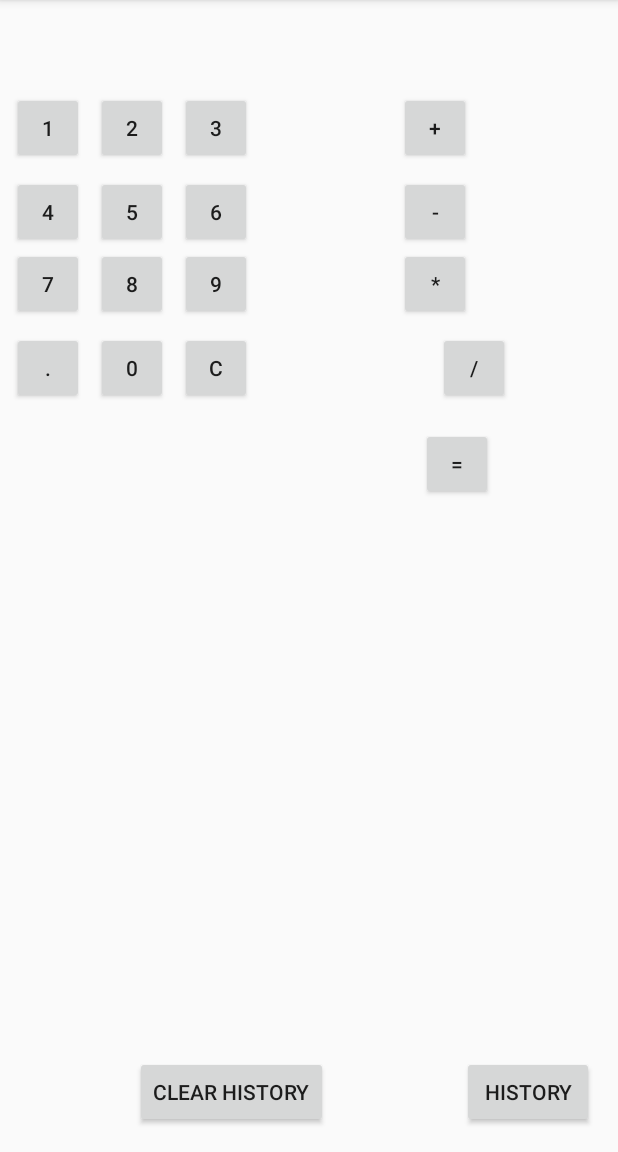
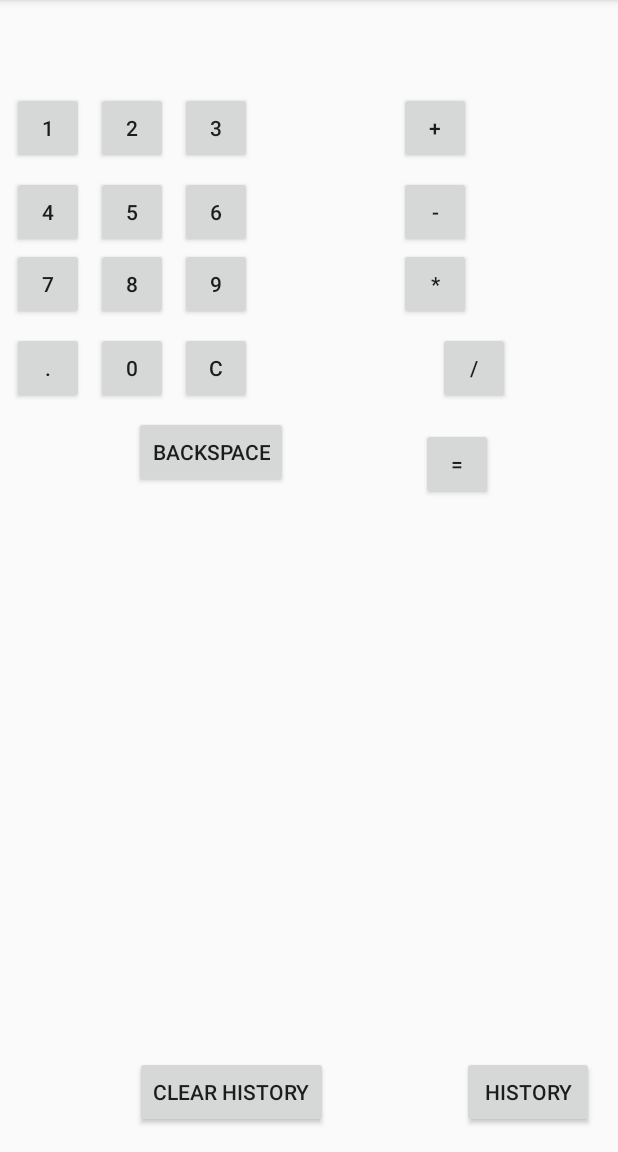
Before and after one commit to matw97/android-calculator-v2, an Android app: the screen it shows after launch (MainActivity), on a phone screen of 412 x 824 dp, the part 84-1236 px from its top. Run offline under Robolectric (Android 15) with nearby library versions, the phone set to English and light mode, and no system bars.

Commit message:
Add backspace button, fix some bugs, refactor

```diff
--- a/app/src/main/res/layout/activity_main.xml
+++ b/app/src/main/res/layout/activity_main.xml
@@ -161,4 +161,13 @@
             app:layout_constraintBottom_toBottomOf="parent" android:layout_marginBottom="16dp"
             app:layout_constraintStart_toStartOf="parent" android:layout_marginLeft="16dp"
             android:layout_marginStart="16dp"/>
+    <Button
+            android:text="Backspace"
+            android:layout_width="wrap_content"
+            android:layout_height="wrap_content"
+            android:id="@+id/buttonBackspace" app:layout_constraintStart_toStartOf="parent"
+            android:layout_marginLeft="8dp"
+            android:layout_marginStart="8dp" android:layout_marginTop="8dp"
+            app:layout_constraintTop_toBottomOf="@+id/buttonDot" app:layout_constraintEnd_toStartOf="@+id/buttonEval"
+            android:layout_marginEnd="8dp" android:layout_marginRight="8dp"/>
 </android.support.constraint.ConstraintLayout>
```
Also changed, not shown: app/src/main/java/com/example/mateuszwisnik/calculator/HistoryActivity.java (+7 -8 lines), app/src/main/java/com/example/mateuszwisnik/calculator/MainActivity.java (+19 -4 lines), 2 other files.
